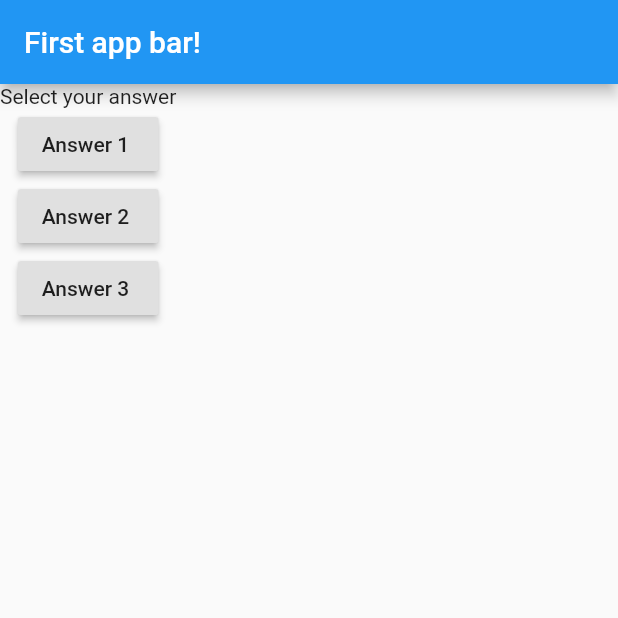
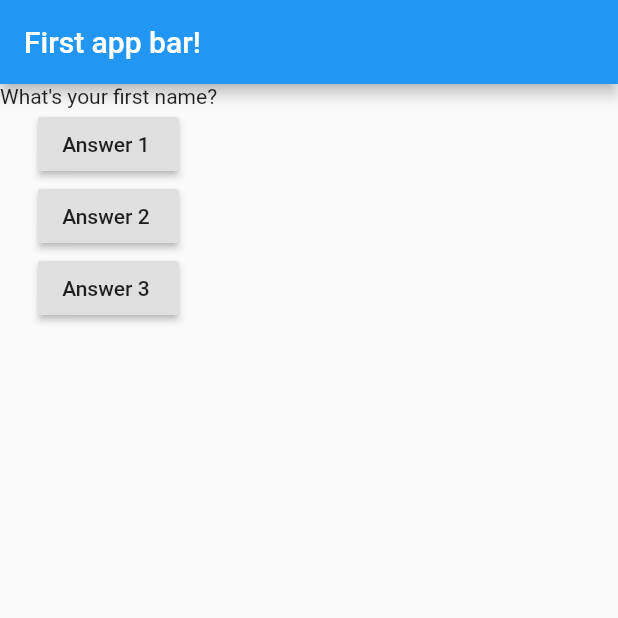
Before and after one commit to AbdulrahmanAlaa/flutter-app, a Flutter app: the screen it shows after launch, on a phone screen of 412 x 824 dp, the top half of it. Run offline on Flutter 3.47's test engine with Material 2 defaults, Android fonts, the phone set to English and light mode, and no system bars.

Commit message:
separate questions in a list to be changed  as state later

```diff
--- a/lib/main.dart
+++ b/lib/main.dart
@@ -4,26 +4,42 @@ import 'package:flutter/material.dart';
 void main(List<String> args) => runApp(MyApp());
 
 class MyApp extends StatelessWidget {
-  void answerQuestion(){
+  int questionIndex = 0;
+
+  void answerQuestion() {
+    questionIndex++;
     print('answered the questions !!');
   }
+
   @override
   Widget build(BuildContext context) {
+    var questions = [
+      'What\'s your first name?',
+      'What\'s your father name?',
+      'What\'s your pet name?',
+    ];
     return MaterialApp(
         home: Scaffold(
       appBar: AppBar(
         title: Text('First app bar!'),
       ),
-      body: Column(
-        children: [
-          Text('Select your answer'),
-          RaisedButton(child: Text('Answer 1 '), onPressed: answerQuestion,),
-          RaisedButton(child: Text('Answer 2 '), onPressed: ()=>print('answered 2'),),
-          RaisedButton(child: Text('Answer 3 '), onPressed: (){
+      body: Column(children: [
+        Text(questions.elementAt(questionIndex)),
+        RaisedButton(
+          child: Text('Answer 1 '),
+          onPressed: answerQuestion,
+        ),
+        RaisedButton(
+          child: Text('Answer 2 '),
+          onPressed: () => print('answered 2'),
+        ),
+        RaisedButton(
+          child: Text('Answer 3 '),
+          onPressed: () {
             print('answer 3');
-          },),
-        ]
-      ),
+          },
+        ),
+      ]),
     ));
     //return MaterialApp(home: Text('Hello world'));
   }
```
